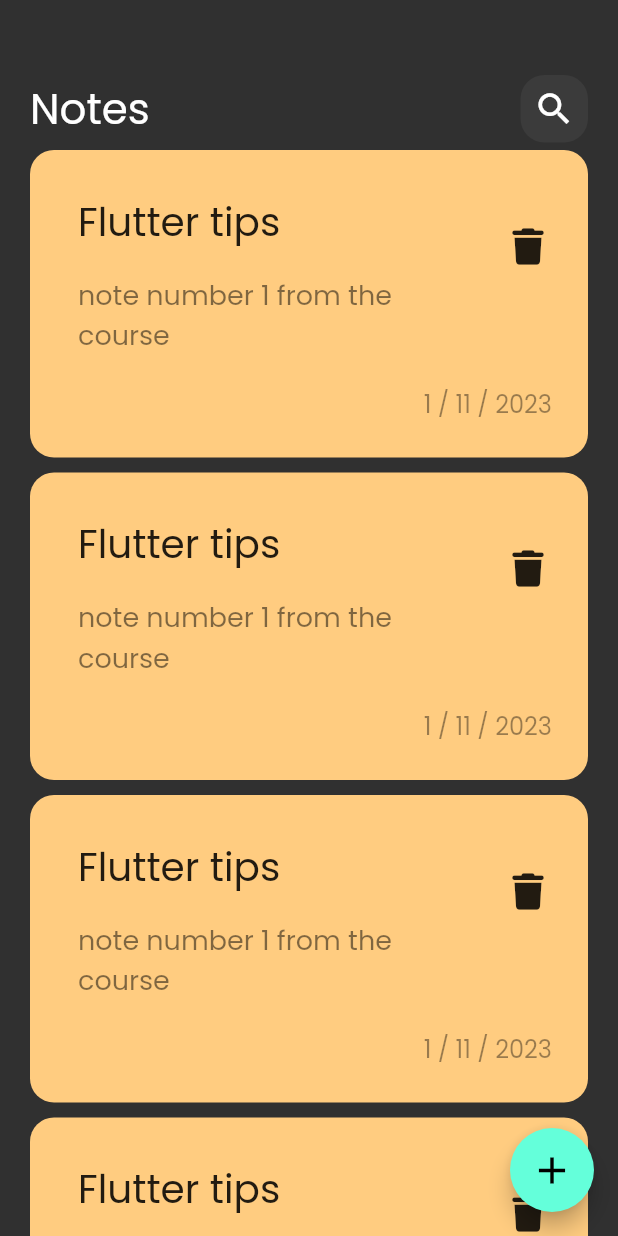
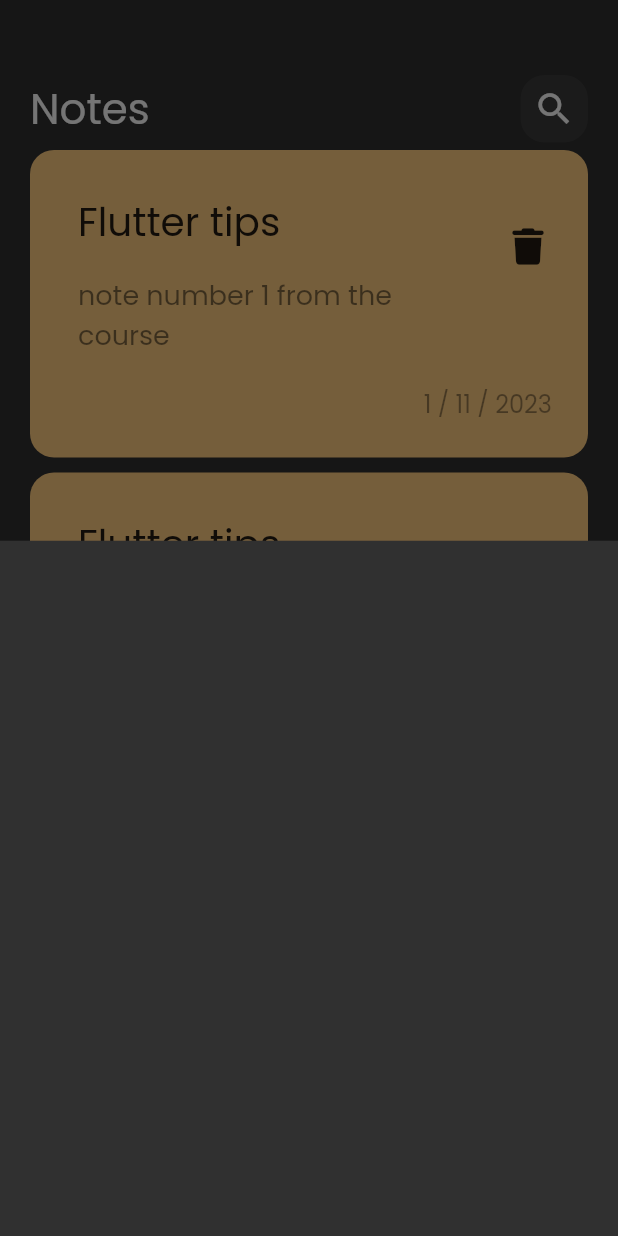
Before and after one commit to mostafaahmedbahr/note_app_with_hive, a Flutter app: the screen it shows after launch, after a tap on the "add" icon, on a phone screen of 412 x 824 dp. Run offline on Flutter 3.47's test engine with Material 2 defaults, Android fonts, the phone set to English and light mode, and no system bars; our stand-ins replace font_awesome_flutter.

Commit message:
show model bottom sheet

```diff
--- a/lib/views/notes_view.dart
+++ b/lib/views/notes_view.dart
@@ -1,5 +1,7 @@
 import 'package:flutter/material.dart';
 import 'package:note_app_with_sql_tharwet_thamy/widgets/notes_view_body_widget.dart';
+
+import '../widgets/add_note_bottom_sheet.dart';
 class NotesView extends StatelessWidget {
   const NotesView({Key? key}) : super(key: key);
 
@@ -8,7 +10,13 @@
     return Scaffold(
       body: const NotesViewBody(),
       floatingActionButton: FloatingActionButton(
-        onPressed: (){},
+        onPressed: (){
+          showModalBottomSheet(context: context,
+              builder: (context){
+            return CustomAddNoteBottomSheet();
+              },
+          );
+        },
         child: const Icon(Icons.add,
         size: 30,
         ),
--- /dev/null
+++ b/lib/widgets/add_note_bottom_sheet.dart
@@ -0,0 +1,9 @@
+import 'package:flutter/material.dart';
+class CustomAddNoteBottomSheet extends StatelessWidget {
+  const CustomAddNoteBottomSheet({Key? key}) : super(key: key);
+
+  @override
+  Widget build(BuildContext context) {
+    return Container();
+  }
+}
```
